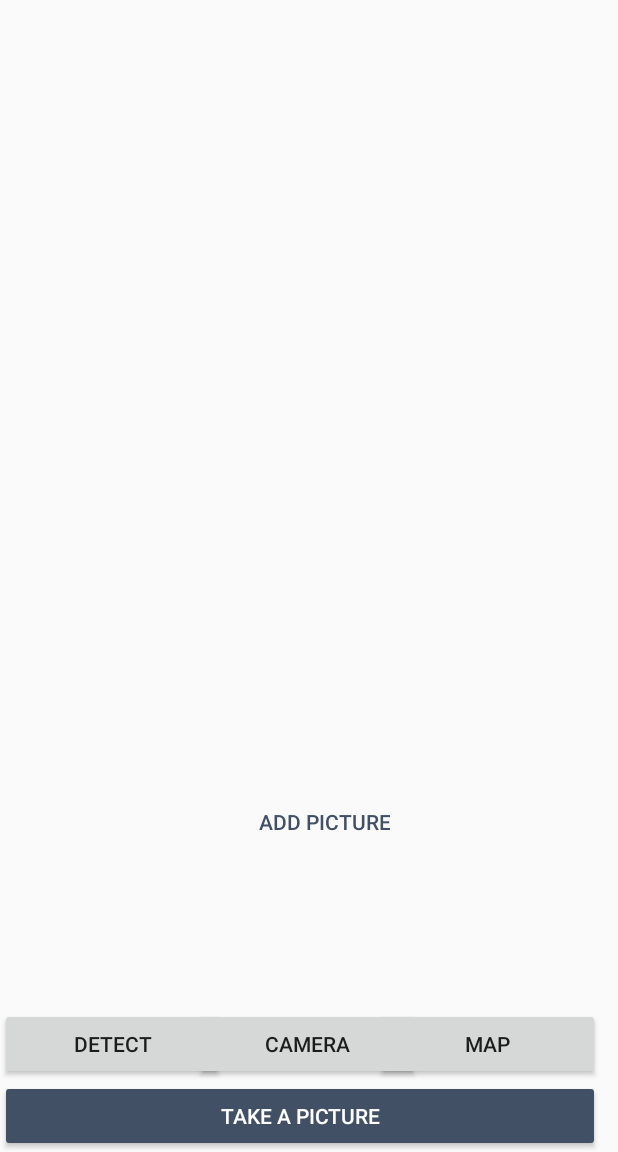
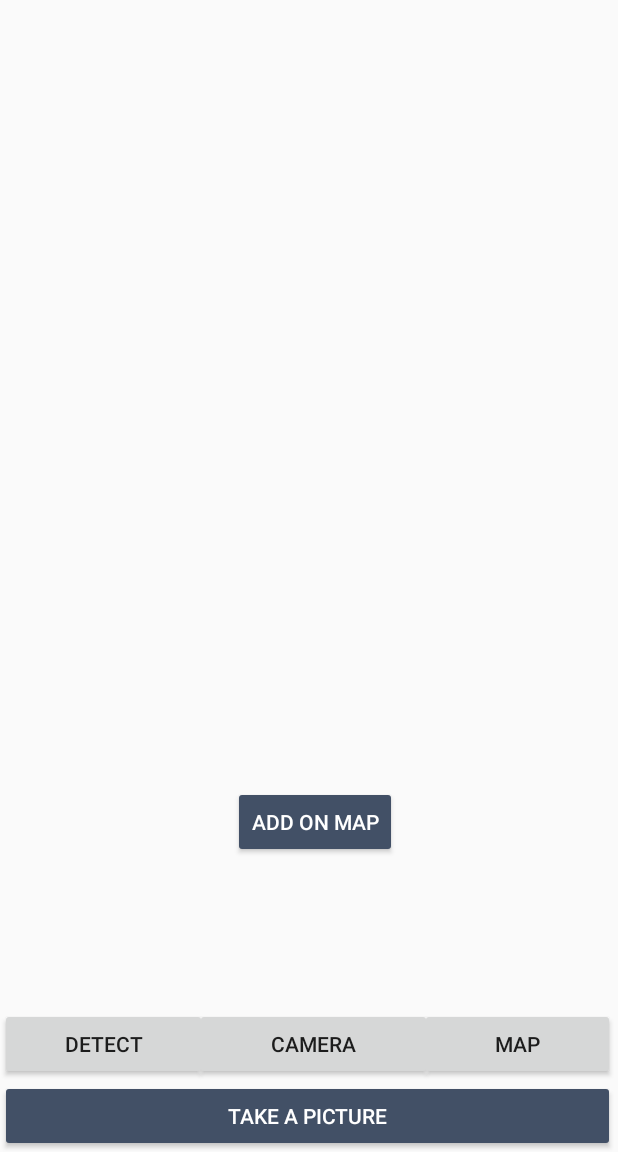
Before and after one commit to Alix25/Sauvez_Willy_Ok, an Android app: the screen it shows after launch (MainActivity), on a phone screen of 412 x 824 dp, the part 84-1236 px from its top. Run offline under Robolectric (Android 15) with nearby library versions, the phone set to English and light mode, and no system bars.

Commit message:
Nouveau modèle

```diff
--- a/app/src/main/res/layout/activity_main.xml
+++ b/app/src/main/res/layout/activity_main.xml
@@ -16,7 +16,7 @@
 
     <Button
         android:id="@+id/cameraButton"
-        android:layout_width="150dp"
+        android:layout_width="158dp"
         android:layout_height="wrap_content"
         android:text="Camera"
         android:layout_row="3"
@@ -30,7 +30,7 @@
 
     <Button
         android:id="@+id/detectButton"
-        android:layout_width="150dp"
+        android:layout_width="138dp"
         android:layout_height="wrap_content"
         android:text="Detect"
         android:layout_row="3"
@@ -39,7 +39,7 @@
 
     <Button
         android:id="@+id/takePictureButton"
-        android:layout_width="400dp"
+        android:layout_width="410dp"
         android:layout_height="wrap_content"
         style="@style/Widget.AppCompat.Button.Colored"
         android:text="Take a picture"
@@ -50,9 +50,9 @@
 
     <Button
         android:id="@+id/openMap"
-        android:layout_width="150dp"
+        android:layout_width="130dp"
         android:layout_height="wrap_content"
-     android:layout_marginLeft="250dp"
+     android:layout_marginLeft="280dp"
         android:layout_row="3"
         android:layout_column="0"
         android:text="Map"
@@ -64,14 +64,15 @@
         android:id="@+id/validGeolocalisation"
         android:layout_width="wrap_content"
         android:layout_height="wrap_content"
-        android:layout_marginLeft="160dp"
+
+        android:layout_marginLeft="155dp"
         android:layout_row="2"
         android:layout_column="0"
         android:layout_marginBottom="100dp"
-        android:text="Add picture"
+        android:text="Add on map"
 
 
-        style="@style/Widget.AppCompat.Button.Borderless.Colored"
+        style="@style/Widget.AppCompat.Button.Colored"
 
 
 
```
